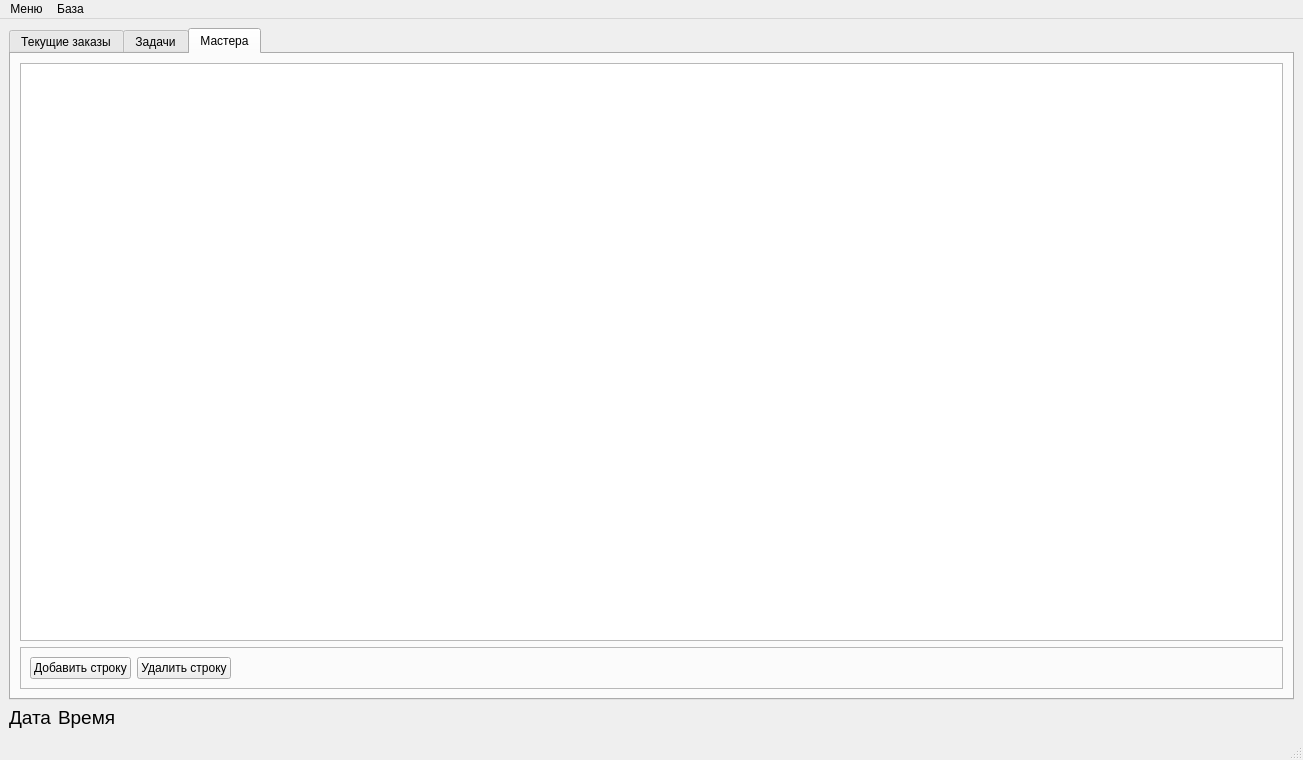
Qt form mainwindow.ui (UndergroundEvo/WorkshopControl) before a commit.
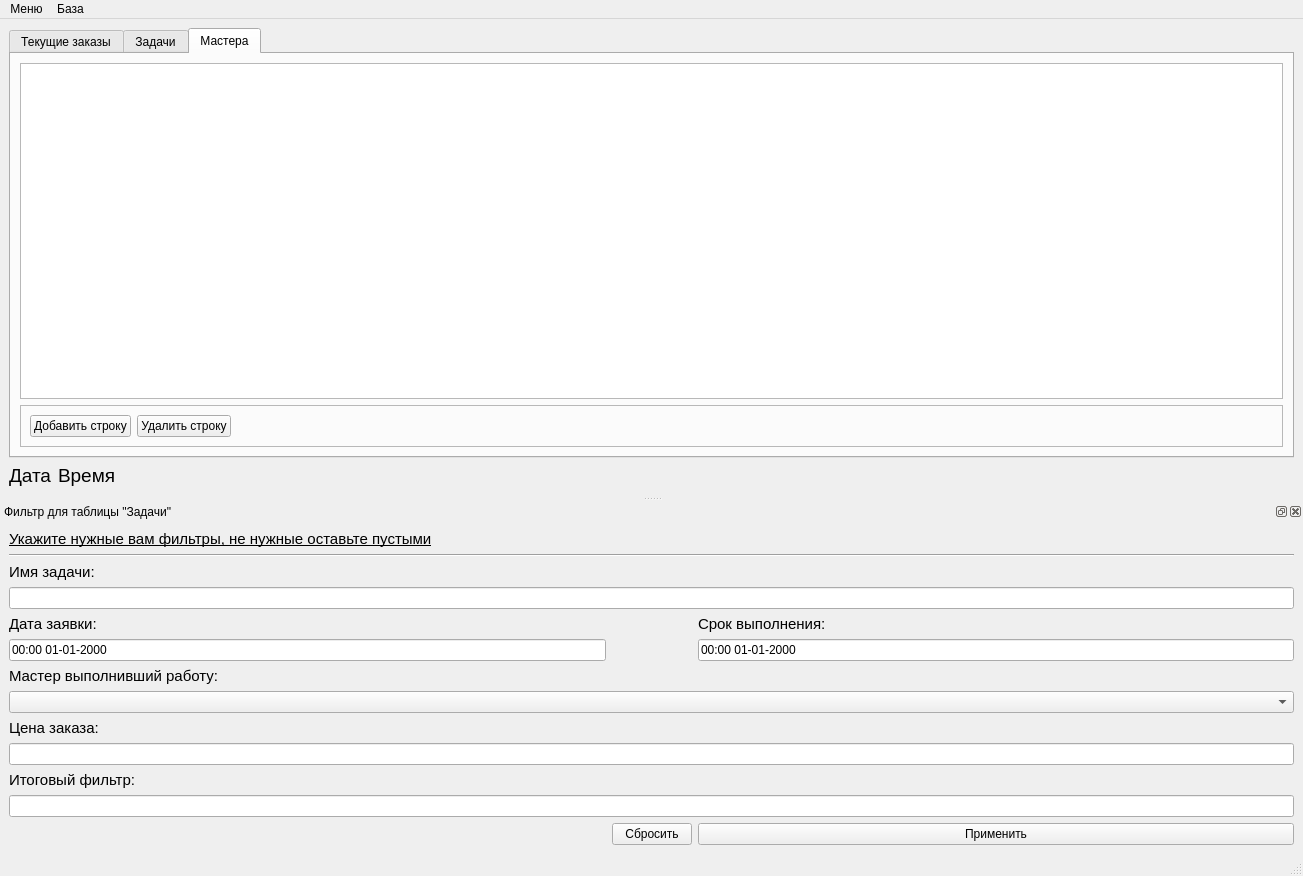
The same form after that commit. The open tabs and pages were chosen to show the change.

Patch:
```diff
--- a/mainwindow.ui
+++ b/mainwindow.ui
@@ -411,7 +411,11 @@
        </attribute>
        <layout class="QVBoxLayout" name="verticalLayout_3">
         <item>
-         <widget class="QTableView" name="tableView_2"/>
+         <widget class="QTableView" name="tableView_2">
+          <attribute name="verticalHeaderVisible">
+           <bool>false</bool>
+          </attribute>
+         </widget>
         </item>
         <item>
          <widget class="QFrame" name="frame_3">
@@ -527,6 +531,186 @@
    <addaction name="menu_2"/>
   </widget>
   <widget class="QStatusBar" name="statusbar"/>
+  <widget class="QDockWidget" name="dockWidget">
+   <property name="floating">
+    <bool>true</bool>
+   </property>
+   <property name="windowTitle">
+    <string>Фильтр для таблицы &quot;Задачи&quot;</string>
+   </property>
+   <attribute name="dockWidgetArea">
+    <number>8</number>
+   </attribute>
+   <widget class="QWidget" name="dockWidgetContents">
+    <layout class="QGridLayout" name="gridLayout_5">
+     <item row="0" column="0" colspan="3">
+      <widget class="QLabel" name="label_21">
+       <property name="font">
+        <font>
+         <pointsize>11</pointsize>
+         <bold>false</bold>
+         <underline>true</underline>
+        </font>
+       </property>
+       <property name="text">
+        <string>Укажите нужные вам фильтры, не нужные оставьте пустыми</string>
+       </property>
+       <property name="margin">
+        <number>0</number>
+       </property>
+      </widget>
+     </item>
+     <item row="11" column="0">
+      <widget class="QLabel" name="label_16">
+       <property name="font">
+        <font>
+         <pointsize>11</pointsize>
+        </font>
+       </property>
+       <property name="text">
+        <string>Итоговый фильтр:</string>
+       </property>
+      </widget>
+     </item>
+     <item row="13" column="2">
+      <widget class="QPushButton" name="pushButton_9">
+       <property name="text">
+        <string>Применить</string>
+       </property>
+      </widget>
+     </item>
+     <item row="1" column="0" colspan="3">
+      <widget class="Line" name="line">
+       <property name="orientation">
+        <enum>Qt::Horizontal</enum>
+       </property>
+      </widget>
+     </item>
+     <item row="2" column="0">
+      <widget class="QLabel" name="label_20">
+       <property name="sizePolicy">
+        <sizepolicy hsizetype="Preferred" vsizetype="Minimum">
+         <horstretch>0</horstretch>
+         <verstretch>0</verstretch>
+        </sizepolicy>
+       </property>
+       <property name="font">
+        <font>
+         <pointsize>11</pointsize>
+        </font>
+       </property>
+       <property name="text">
+        <string>Имя задачи:</string>
+       </property>
+      </widget>
+     </item>
+     <item row="9" column="0">
+      <widget class="QLabel" name="label_18">
+       <property name="font">
+        <font>
+         <pointsize>11</pointsize>
+        </font>
+       </property>
+       <property name="text">
+        <string>Цена заказа:</string>
+       </property>
+      </widget>
+     </item>
+     <item row="5" column="2">
+      <widget class="QLineEdit" name="lineEdit_9">
+       <property name="text">
+        <string>00:00 01-01-2000</string>
+       </property>
+      </widget>
+     </item>
+     <item row="3" column="0" colspan="3">
+      <widget class="QLineEdit" name="lineEdit_5"/>
+     </item>
+     <item row="12" column="0" colspan="3">
+      <widget class="QLineEdit" name="lineEdit_7">
+       <property name="readOnly">
+        <bool>true</bool>
+       </property>
+      </widget>
+     </item>
+     <item row="13" column="1">
+      <widget class="QPushButton" name="pushButton_8">
+       <property name="text">
+        <string>Сбросить</string>
+       </property>
+      </widget>
+     </item>
+     <item row="4" column="0">
+      <widget class="QLabel" name="label_17">
+       <property name="sizePolicy">
+        <sizepolicy hsizetype="Maximum" vsizetype="Preferred">
+         <horstretch>0</horstretch>
+         <verstretch>0</verstretch>
+        </sizepolicy>
+       </property>
+       <property name="font">
+        <font>
+         <pointsize>11</pointsize>
+        </font>
+       </property>
+       <property name="text">
+        <string>Дата заявки:</string>
+       </property>
+      </widget>
+     </item>
+     <item row="5" column="0">
+      <widget class="QLineEdit" name="lineEdit_6">
+       <property name="text">
+        <string>00:00 01-01-2000</string>
+       </property>
+      </widget>
+     </item>
+     <item row="7" column="0" colspan="3">
+      <widget class="QLabel" name="label_15">
+       <property name="font">
+        <font>
+         <pointsize>11</pointsize>
+        </font>
+       </property>
+       <property name="text">
+        <string>Мастер выполнивший работу:</string>
+       </property>
+      </widget>
+     </item>
+     <item row="14" column="1">
+      <spacer name="verticalSpacer_2">
+       <property name="orientation">
+        <enum>Qt::Vertical</enum>
+       </property>
+       <property name="sizeHint" stdset="0">
+        <size>
+         <width>20</width>
+         <height>40</height>
+        </size>
+       </property>
+      </spacer>
+     </item>
+     <item row="4" column="2">
+      <widget class="QLabel" name="label_19">
+       <property name="font">
+        <font>
+         <pointsize>11</pointsize>
+        </font>
+       </property>
+       <property name="text">
+        <string>Срок выполнения:</string>
+       </property>
+      </widget>
+     </item>
+     <item row="8" column="0" colspan="3">
+      <widget class="QComboBox" name="comboBox_3"/>
+     </item>
+     <item row="10" column="0" colspan="3">
+      <widget class="QLineEdit" name="lineEdit_8"/>
+     </item>
+    </layout>
+   </widget>
+  </widget>
   <action name="action">
    <property name="text">
     <string>Перезагрузить базу</string>
```
Left out of the diff: 8 changed lines with no effect on the pictures.
